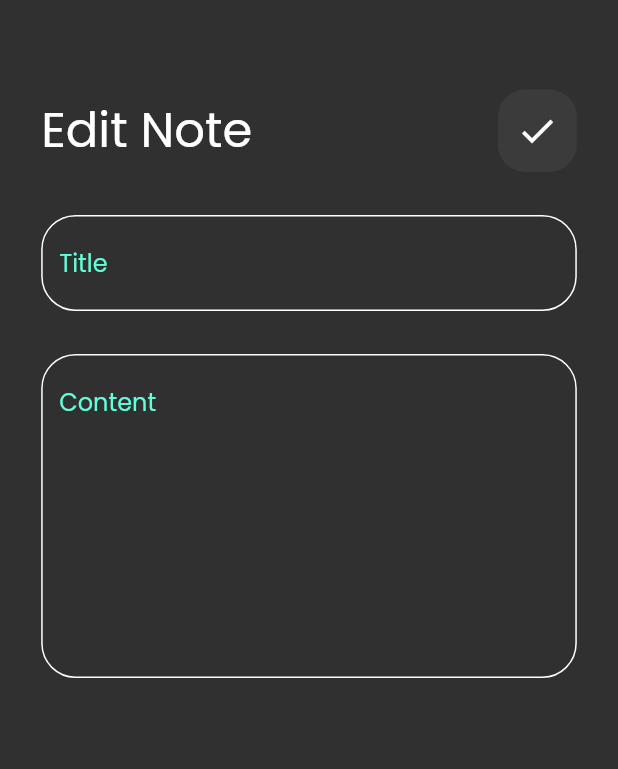
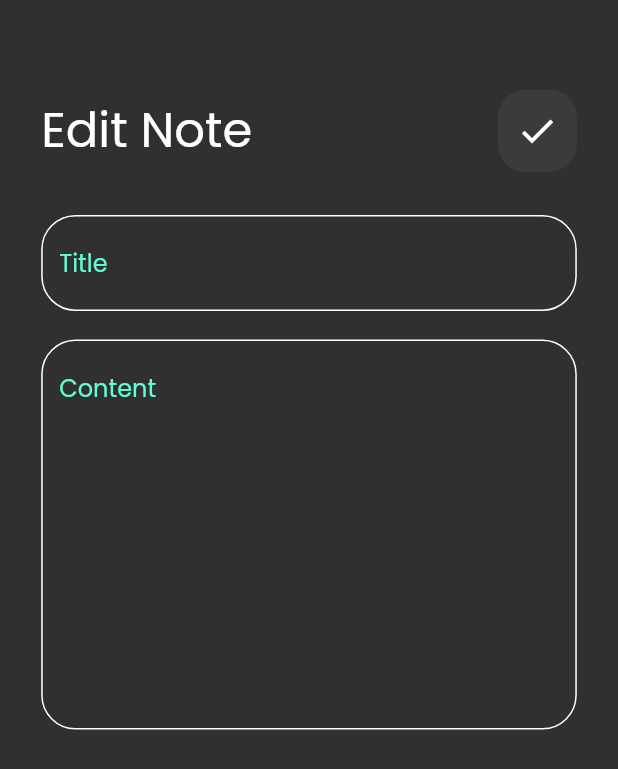
Before and after one commit to Alieliwa/NoteApp, a Flutter app: the EditNote screen opened directly, on a phone screen of 412 x 824 dp. Shown: the top 769 px of the screen. Run offline on Flutter 3.47's test engine with Material 2 defaults, Android fonts, the phone set to English and light mode, and no system bars; our stand-ins replace flutter_screenutil, font_awesome_flutter.

```diff
--- a/lib/views/widget/edit_view_body.dart
+++ b/lib/views/widget/edit_view_body.dart
@@ -23,11 +23,11 @@ class EditNoteViewBody extends StatelessWidget {
             hint: 'Title',
           ),
           SizedBox(
-            height: 24.0.h,
+            height: 16.0.h,
           ),
           const CustomTextField(
             hint: 'Content',
-            maxLine: 8,
+            maxLine: 10,
           ),
         ],
       ),
```
Also changed, not shown: lib/models/note_model.dart (added, +12 -0 lines).
